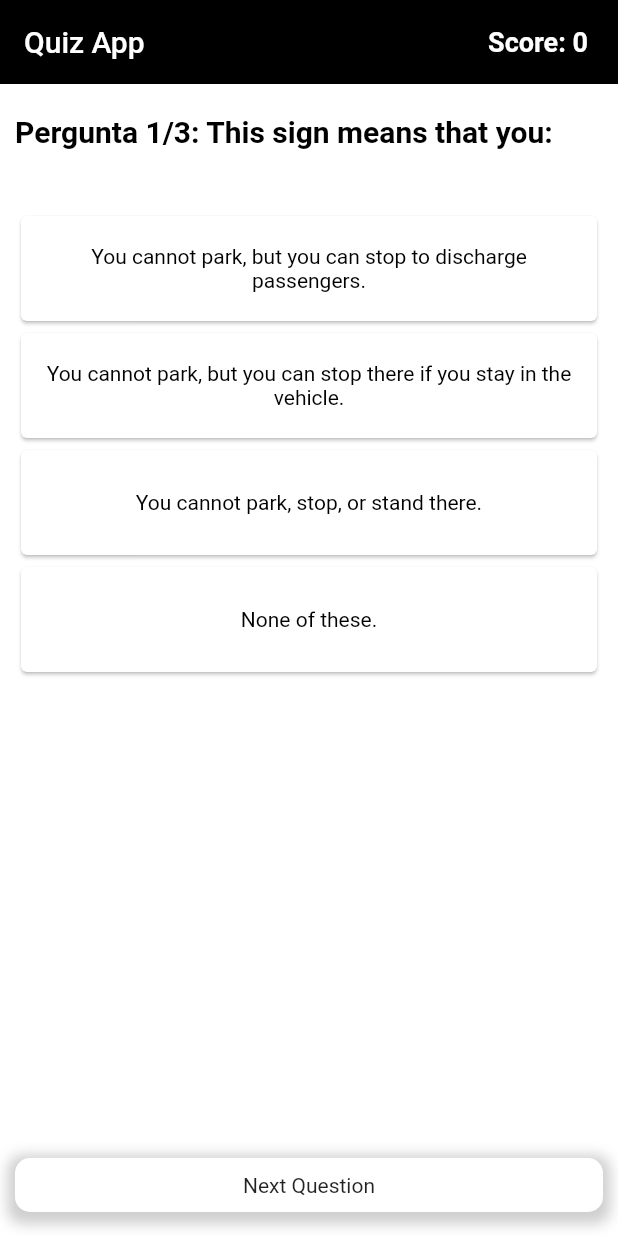
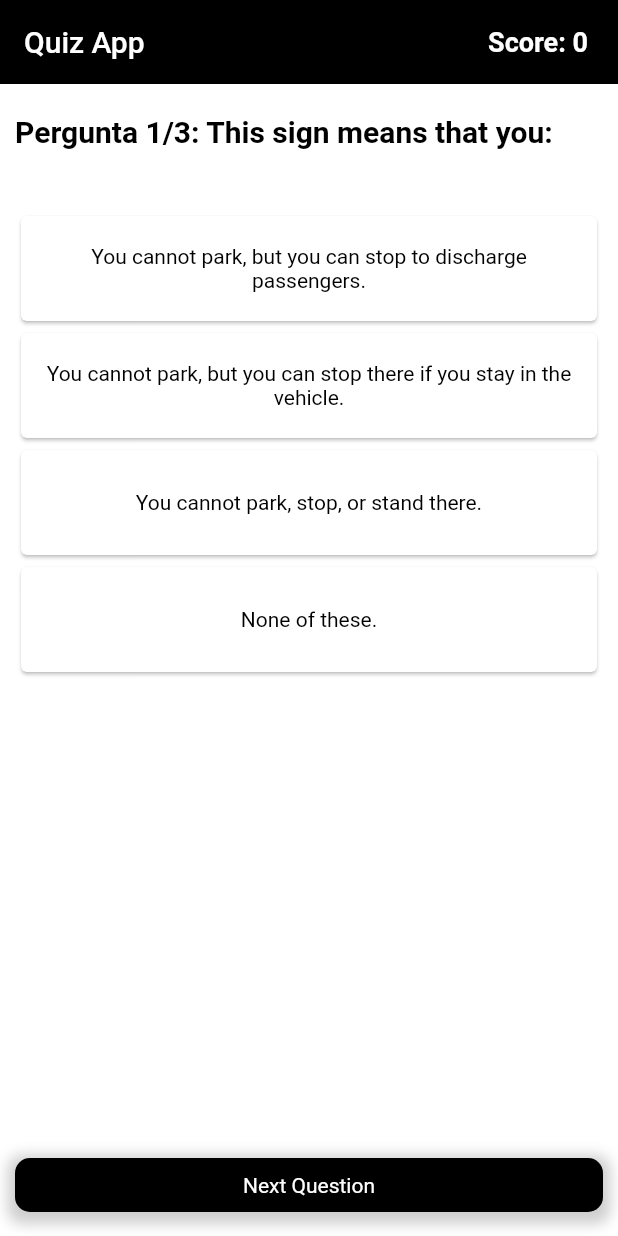
Before and after one commit to marquinhos2017/app_quiz-funcionando, a Flutter app: the screen it shows after launch, on a phone screen of 412 x 824 dp. Run offline on Flutter 3.47's test engine with Material 2 defaults, Android fonts, the light colour scheme and no system bars; Roboto replaces fonts that are missing (Montserrat).

```diff
--- a/lib/widgets/next_button.dart
+++ b/lib/widgets/next_button.dart
@@ -12,7 +12,7 @@ class NextButton extends StatelessWidget {
       child: Container(
         width: double.infinity,
         decoration: BoxDecoration(
-          color: neutral,
+          color: Colors.black,
 
 
           borderRadius: BorderRadius.circular(10.0),
@@ -31,6 +31,7 @@ class NextButton extends StatelessWidget {
         child: const Text(
           'Next Question',
           textAlign: TextAlign.center,
+           style: TextStyle(color: Colors.white),
         ),
       ),
     );
--- a/lib/widgets/option_card.dart
+++ b/lib/widgets/option_card.dart
@@ -11,10 +11,6 @@ class OptionCard extends StatelessWidget {
   @override
   Widget build(BuildContext context) {
     return Card(
-
-
-
-
       color: color,
       child: Container(
 
--- a/pubspec.yaml
+++ b/pubspec.yaml
@@ -35,6 +35,7 @@ dependencies:
   # The following adds the Cupertino Icons font to your application.
   # Use with the CupertinoIcons class for iOS style icons.
   cupertino_icons: ^1.0.2
+  http: ^1.1.0
 
 dev_dependencies:
   flutter_test:
```
Also changed, not shown: lib/models/db_connect.dart (added, +18 -0 lines), lib/screens/home_screen.dart (+7 -2 lines), pubspec.lock.
